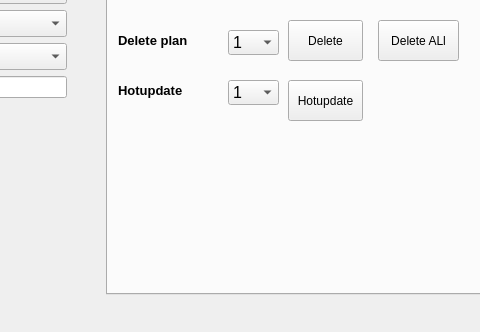
This is ui/test.ui in FuckBrains/src as Qt 5 draws it before an edit; both pictures show x 164 to 644 and y 226 to 558 of the 939 by 558 pixel window. The edited form follows.
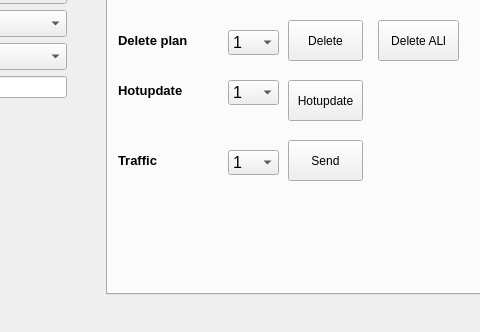
This is the edited form.

Patch:
```diff
--- a/ui/test.ui
+++ b/ui/test.ui
@@ -737,6 +737,79 @@
        <string>Hotupdate</string>
       </property>
      </widget>
+     <widget class="QLabel" name="label_20">
+      <property name="geometry">
+       <rect>
+        <x>10</x>
+        <y>340</y>
+        <width>111</width>
+        <height>21</height>
+       </rect>
+      </property>
+      <property name="font">
+       <font>
+        <pointsize>10</pointsize>
+        <weight>75</weight>
+        <bold>true</bold>
+       </font>
+      </property>
+      <property name="text">
+       <string>Traffic</string>
+      </property>
+     </widget>
+     <widget class="QComboBox" name="comboBox11">
+      <property name="geometry">
+       <rect>
+        <x>120</x>
+        <y>340</y>
+        <width>51</width>
+        <height>25</height>
+       </rect>
+      </property>
+      <property name="font">
+       <font>
+        <pointsize>12</pointsize>
+       </font>
+      </property>
+      <item>
+       <property name="text">
+        <string>1</string>
+       </property>
+      </item>
+      <item>
+       <property name="text">
+        <string>2</string>
+       </property>
+      </item>
+      <item>
+       <property name="text">
+        <string>3</string>
+       </property>
+      </item>
+      <item>
+       <property name="text">
+        <string>4</string>
+       </property>
+      </item>
+      <item>
+       <property name="text">
+        <string>5</string>
+       </property>
+      </item>
+     </widget>
+     <widget class="QPushButton" name="pushButton16">
+      <property name="geometry">
+       <rect>
+        <x>180</x>
+        <y>330</y>
+        <width>75</width>
+        <height>41</height>
+       </rect>
+      </property>
+      <property name="text">
+       <string>Send</string>
+      </property>
+     </widget>
     </widget>
     <widget class="QWidget" name="tab_4">
      <attribute name="title">
```
Left out of the diff: 75 changed lines with no effect on the pictures.
